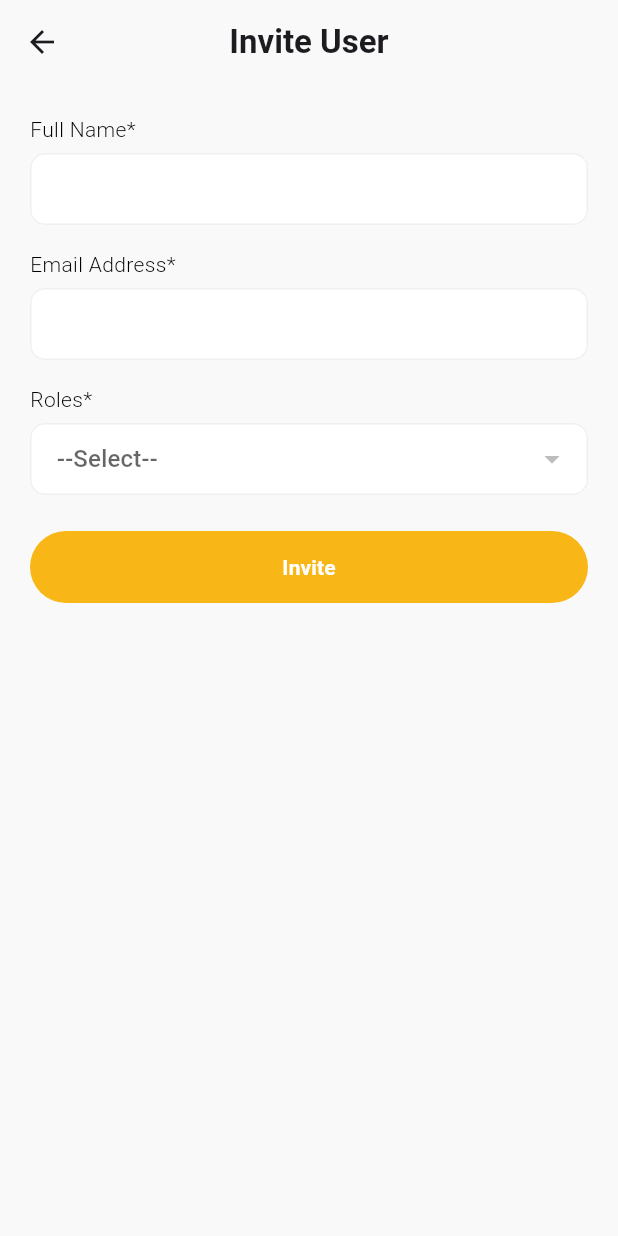
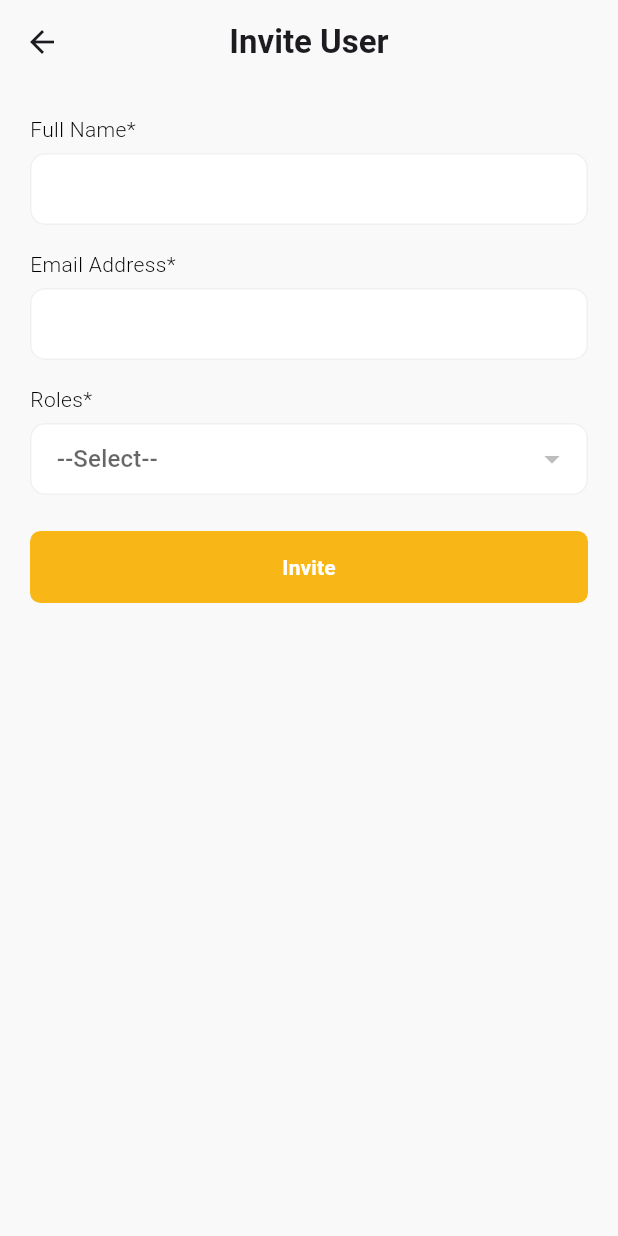
Before and after one commit to huzaifa051/vScrawl, a Flutter app: the InviteUserScreen screen opened directly, on a phone screen of 412 x 824 dp. Run offline on Flutter 3.47's test engine with Material 3 defaults, Android fonts, the phone set to English and light mode, and no system bars; our stand-ins replace image_picker, open_file, shared_preferences; accounts and stored records are empty; network calls fail; key blocks and very long unbroken strings in the code were emptied for the run.

Commit message:
Updated Invite User Screen

```diff
--- a/lib/screens/invite_user_screen.dart
+++ b/lib/screens/invite_user_screen.dart
@@ -162,6 +162,7 @@ class _InviteUserScreenState extends State<InviteUserScreen> {
                         child: Center(child: CircularProgressIndicator()),
                       )
                     : DropdownButtonFormField<int>(
+                        dropdownColor: AppColors.pageBackground,
                         value: _selectedRoleId,
                         decoration: _fieldDecoration(),
                         hint: const Text('--Select--'),
@@ -191,7 +192,7 @@ class _InviteUserScreenState extends State<InviteUserScreen> {
                       disabledBackgroundColor: AppColors.accent,
                       elevation: 0,
                       shape: RoundedRectangleBorder(
-                        borderRadius: BorderRadius.circular(24),
+                        borderRadius: BorderRadius.circular(7),
                       ),
                     ),
                     child: _isSubmitting
```
